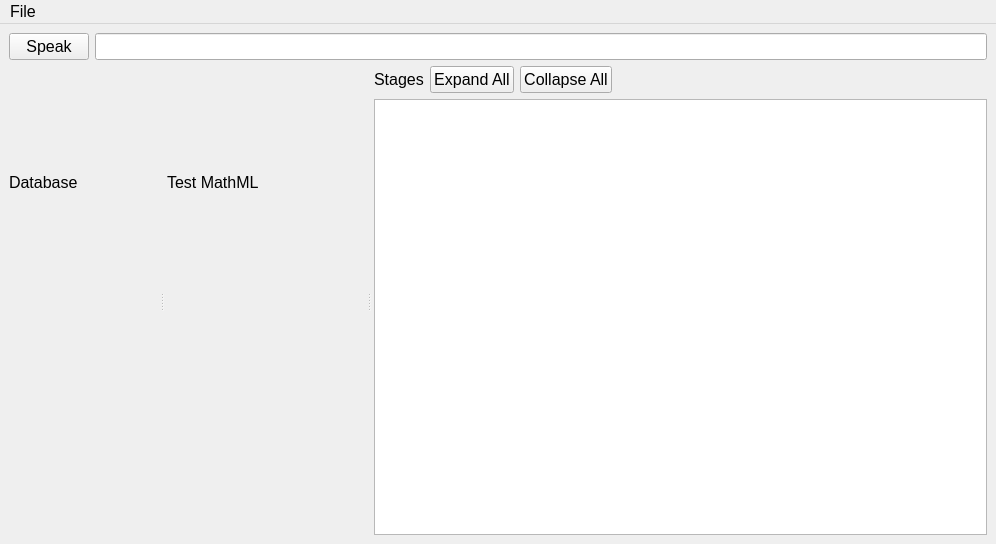
This is src/mathml/pattern_editor/forms/patterneditorwindow.ui in DinoZAR/CentralAccessReader as Qt 5 draws it before an edit. The edited form follows.
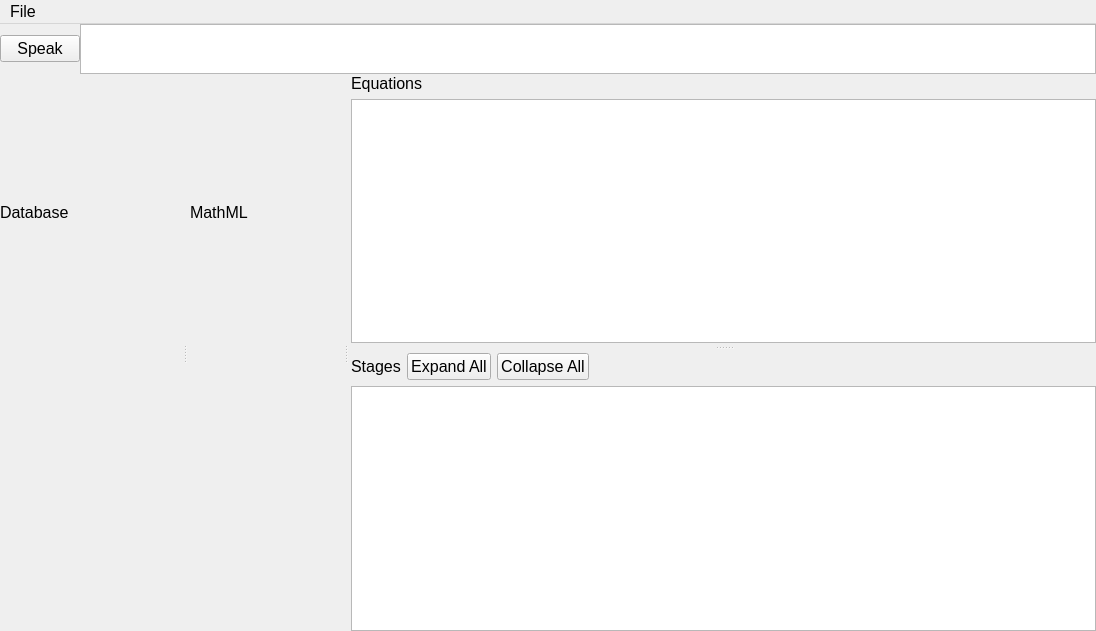
This is the edited form. Custom widgets are drawn as their Qt base class.

Commit message: Some documentation and form changes.

Patch:
```diff
--- a/src/mathml/pattern_editor/forms/patterneditorwindow.ui
+++ b/src/mathml/pattern_editor/forms/patterneditorwindow.ui
@@ -6,8 +6,8 @@
    <rect>
     <x>0</x>
     <y>0</y>
-    <width>996</width>
-    <height>544</height>
+    <width>1096</width>
+    <height>631</height>
    </rect>
   </property>
   <property name="font">
@@ -19,7 +19,13 @@
    <string>MathML Pattern Editor</string>
   </property>
   <widget class="QWidget" name="centralwidget">
-   <layout class="QVBoxLayout" name="verticalLayout_4" stretch="0,1">
+   <layout class="QVBoxLayout" name="verticalLayout_5" stretch="0,1">
+    <property name="spacing">
+     <number>0</number>
+    </property>
+    <property name="margin">
+     <number>0</number>
+    </property>
     <item>
      <layout class="QHBoxLayout" name="horizontalLayout">
       <item>
@@ -36,15 +42,31 @@
        </widget>
       </item>
       <item>
-       <widget class="QLineEdit" name="outputText">
-        <property name="readOnly">
-         <bool>true</bool>
+       <widget class="QPlainTextEdit" name="outputText">
+        <property name="sizePolicy">
+         <sizepolicy hsizetype="Expanding" vsizetype="Expanding">
+          <horstretch>0</horstretch>
+          <verstretch>0</verstretch>
+         </sizepolicy>
+        </property>
+        <property name="maximumSize">
+         <size>
+          <width>16777215</width>
+          <height>50</height>
+         </size>
         </property>
        </widget>
       </item>
      </layout>
     </item>
     <item>
+     <widget class="QSplitter" name="splitter_3">
+      <property name="orientation">
+       <enum>Qt::Horizontal</enum>
+      </property>
+      <property name="handleWidth">
+       <number>10</number>
+      </property>
      <widget class="QSplitter" name="splitter_2">
       <property name="orientation">
        <enum>Qt::Horizontal</enum>
@@ -52,18 +74,8 @@
       <property name="handleWidth">
        <number>10</number>
       </property>
-      <widget class="QSplitter" name="splitter">
-       <property name="orientation">
-        <enum>Qt::Horizontal</enum>
-       </property>
-       <property name="handleWidth">
-        <number>10</number>
-       </property>
-       <property name="childrenCollapsible">
-        <bool>false</bool>
-       </property>
-       <widget class="QWidget" name="layoutWidget">
-        <layout class="QVBoxLayout" name="verticalLayout_3">
+       <widget class="QWidget" name="">
+        <layout class="QVBoxLayout" name="verticalLayout_4">
          <item>
           <widget class="QLabel" name="databaseLabel">
            <property name="text">
@@ -93,12 +105,12 @@
          </item>
         </layout>
        </widget>
-       <widget class="QWidget" name="layoutWidget">
-        <layout class="QVBoxLayout" name="verticalLayout">
+       <widget class="QWidget" name="">
+        <layout class="QVBoxLayout" name="verticalLayout_3">
          <item>
           <widget class="QLabel" name="label_4">
            <property name="text">
-            <string>Test MathML</string>
+            <string>MathML</string>
            </property>
           </widget>
          </item>
@@ -125,9 +137,30 @@
         </layout>
        </widget>
       </widget>
-      <widget class="QWidget" name="layoutWidget">
+      <widget class="QSplitter" name="splitter">
+       <property name="orientation">
+        <enum>Qt::Vertical</enum>
+       </property>
+       <property name="handleWidth">
+        <number>10</number>
+       </property>
+       <widget class="QWidget" name="">
        <layout class="QVBoxLayout" name="verticalLayout_2">
         <item>
+          <widget class="QLabel" name="label_5">
+           <property name="text">
+            <string>Equations</string>
+           </property>
+          </widget>
+         </item>
+         <item>
+          <widget class="QListWidget" name="mathmlCodesList"/>
+         </item>
+        </layout>
+       </widget>
+       <widget class="QWidget" name="">
+        <layout class="QVBoxLayout" name="verticalLayout">
+         <item>
          <layout class="QHBoxLayout" name="horizontalLayout_2">
           <item>
            <widget class="QLabel" name="label_2">
@@ -184,6 +217,7 @@
        </layout>
       </widget>
      </widget>
+     </widget>
     </item>
    </layout>
   </widget>
@@ -192,8 +226,8 @@
     <rect>
      <x>0</x>
      <y>0</y>
-     <width>996</width>
-     <height>27</height>
+     <width>1096</width>
+     <height>21</height>
     </rect>
    </property>
    <widget class="QMenu" name="menuFile">
```
Lines whose indentation alone changed are shown as unchanged. The commit also changes 3 other files.
